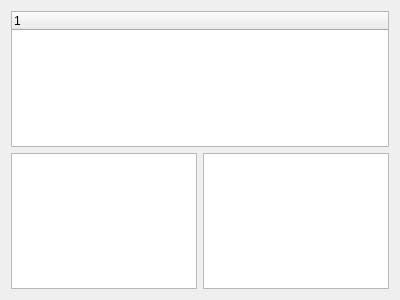
Qt form src/ui/protocol_widget.ui (public0821/npg) before a commit.
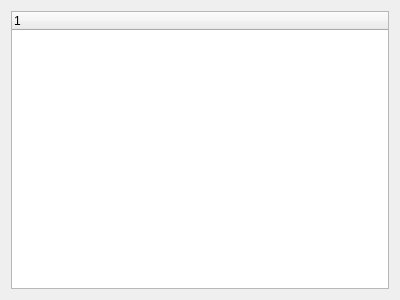
The same form after that commit. Custom widgets are drawn as their Qt base class.

What changed in the file:
```diff
--- a/src/ui/protocol_widget.ui
+++ b/src/ui/protocol_widget.ui
@@ -26,14 +26,15 @@
      </column>
     </widget>
    </item>
-   <item row="1" column="0">
-    <widget class="QTextEdit" name="textEdit"/>
-   </item>
-   <item row="1" column="1">
-    <widget class="QTextEdit" name="textEdit_2"/>
-   </item>
   </layout>
  </widget>
+ <customwidgets>
+  <customwidget>
+   <class>ProtocolTree</class>
+   <extends>QTreeWidget</extends>
+   <header>protocol_tree.h</header>
+  </customwidget>
+ </customwidgets>
  <resources/>
  <connections/>
 </ui>
```
Left out of the diff: 4 changed lines with no effect on the pictures.
